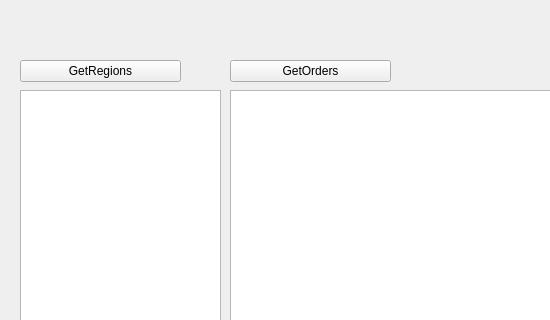
Before: the Qt Designer form listview.ui in Gance54/test_qt, drawn with Qt 5; both pictures show x 0 to 550 and y 0 to 320 of the 1234 by 703 pixel window.
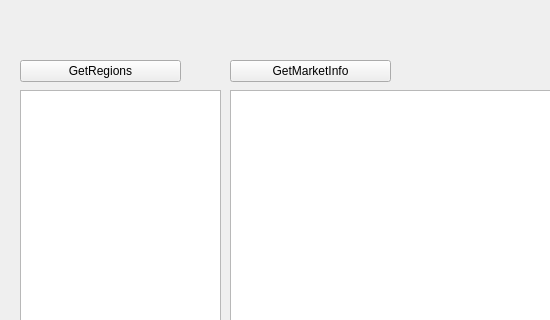
After: the same form once the commit is applied.

```diff
--- a/listview.ui
+++ b/listview.ui
@@ -39,7 +39,7 @@
     </rect>
    </property>
    <property name="text">
-    <string>GetOrders</string>
+    <string>GetMarketInfo</string>
    </property>
   </widget>
   <widget class="QListWidget" name="listWidget">
```
